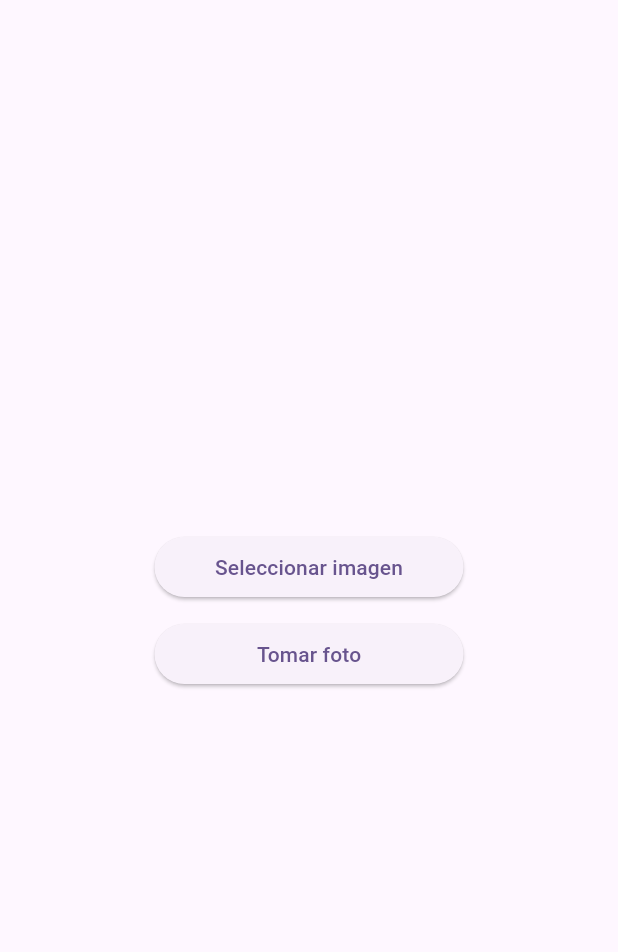
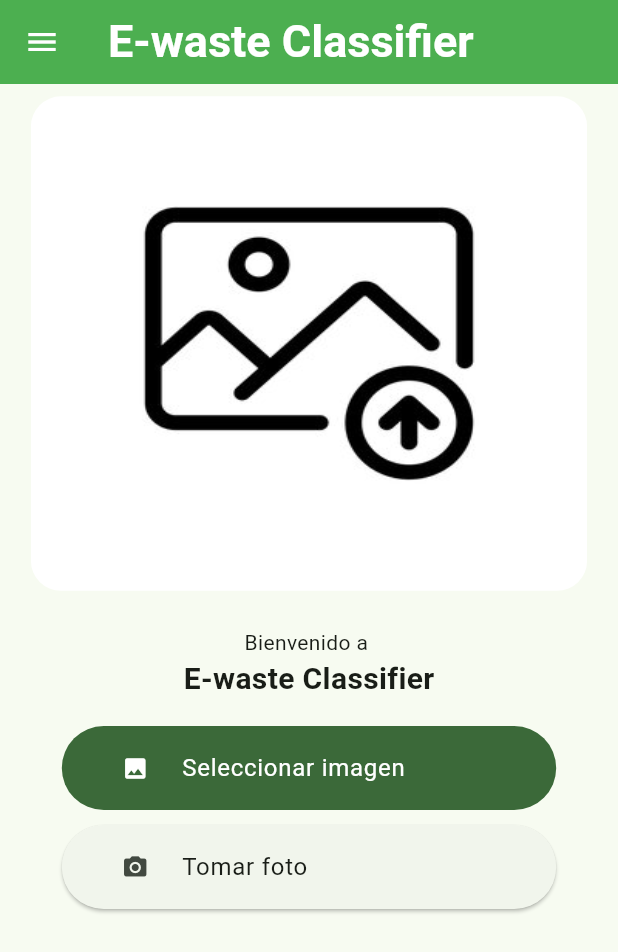
Before and after one commit to JuanNaCl/e-waste_recognition_gemini, a Flutter app: the screen it shows after launch, on a phone screen of 412 x 824 dp. Shown: the top 952 px of the screen. Run offline on Flutter 3.47's test engine with Material 3 defaults, Android fonts, the light colour scheme and no system bars; our stand-ins replace flutter_dotenv, go_router, google_fonts, google_generative_ai, image_picker, quickalert and 1 more.

Commit message:
minor fixes

```diff
--- a/lib/main.dart
+++ b/lib/main.dart
@@ -6,7 +6,7 @@ import 'package:proyecto_reconocimiento/config/router/app_router.dart';
 import 'provider/generate_content_provider.dart';
 
 Future main() async {
-  await dotenv.load();
+  await dotenv.load(fileName: '.env');
   runApp(const MyApp());
 }
 
@@ -21,7 +21,7 @@ class MyApp extends StatelessWidget {
       child: MaterialApp.router(
         debugShowCheckedModeBanner: false,
         theme: ThemeData(
-          colorScheme: ColorScheme.fromSeed(seedColor: Colors.deepPurple),
+          colorScheme: ColorScheme.fromSeed(seedColor: Colors.green),
           useMaterial3: true,
         ),
         routerConfig: appRouter,
--- a/lib/view/screens/appliance_screen.dart
+++ b/lib/view/screens/appliance_screen.dart
@@ -19,6 +19,7 @@ class _ApplianceScreenState extends State<ApplianceScreen> {
     return Scaffold(
       appBar: AppBar(
         backgroundColor: Colors.green,
+        foregroundColor: Colors.white,
         centerTitle: false,
         title: const Text('Electrodomésticos'),
       ),
--- a/lib/view/screens/batery_screen.dart
+++ b/lib/view/screens/batery_screen.dart
@@ -19,6 +19,7 @@ class _BatteryScreenState extends State<BatteryScreen> {
     return Scaffold(
       appBar: AppBar(
         backgroundColor: Colors.green,
+        foregroundColor: Colors.white,
         centerTitle: false,
         title: const Text('Baterías'),
       ),
--- a/lib/view/screens/cell_screen.dart
+++ b/lib/view/screens/cell_screen.dart
@@ -18,6 +18,7 @@ class _CellScreenState extends State<CellScreen> {
     return Scaffold(
       appBar: AppBar(
         backgroundColor: Colors.green,
+        foregroundColor: Colors.white,
         centerTitle: false,
         title: const Text('Pilas'),
       ),
--- a/lib/view/screens/computer_screen.dart
+++ b/lib/view/screens/computer_screen.dart
@@ -20,6 +20,7 @@ class _ComputerScreenState extends State<ComputerScreen> {
     return Scaffold(
       appBar: AppBar(
         backgroundColor: Colors.green,
+        foregroundColor: Colors.white,
         centerTitle: false,
         title: const Text('Computadores'),
       ),
--- a/lib/view/screens/other_screen.dart
+++ b/lib/view/screens/other_screen.dart
@@ -20,6 +20,7 @@ class _OtherScreenState extends State<OtherScreen> {
     return Scaffold(
       appBar: AppBar(
         backgroundColor: Colors.green,
+        foregroundColor: Colors.white,
         centerTitle: false,
         title: const Text('Más opciones'),
       ),
--- a/lib/view/screens/pick_image_screen.dart
+++ b/lib/view/screens/pick_image_screen.dart
@@ -1,8 +1,12 @@
 import 'dart:io';
 
 import 'package:flutter/material.dart';
+import 'package:flutter/widgets.dart';
 import 'package:go_router/go_router.dart';
+import 'package:google_fonts/google_fonts.dart';
 import 'package:image_picker/image_picker.dart';
+import 'package:quickalert/models/quickalert_type.dart';
+import 'package:quickalert/widgets/quickalert_dialog.dart';
 
 import '../../provider/generate_content_provider.dart';
 
@@ -31,6 +35,7 @@ class _PickImageScreenState extends State<PickImageScreen> {
   };
 
   File? _image;
+  bool _isImageLoaded = false;
   final picker = ImagePicker();
   static const prompt =
       'Te voy a enviar una imagen y debes decirme si la imagen enviada entra dentro de una de las siguientes categorias, "Baterias para carro" en ese caso respondeme con un 1, "Electrodomesticos" en ese caso respondeme con un 2, "Pilas" en ese caso respondeme con un 3, "Computadores o accesorios relacionados" en ese caso respondeme con un 4 y si no entra en ninguno de esas categorias respondeme con un 5';
@@ -82,60 +87,188 @@ class _PickImageScreenState extends State<PickImageScreen> {
   Widget build(BuildContext context) {
     final Size size = MediaQuery.of(context).size;
     return Scaffold(
-      body: Center(
+      appBar: AppBar(
+        backgroundColor: Colors.green,
+        foregroundColor: Colors.white,
+        centerTitle: false,
+        title: Text(
+          'E-waste Classifier',
+          style: GoogleFonts.mPlusRounded1c(
+              fontWeight: FontWeight.bold, fontSize: 30),
+        ),
+      ),
+      drawer: Drawer(
+        child: ListView(
+          padding: EdgeInsets.zero,
+          children: [
+            DrawerHeader(
+              decoration: const BoxDecoration(
+                color: Colors.green,
+              ),
+              child: Text(
+                'Menu',
+                style: GoogleFonts.mPlusRounded1c(
+                    color: Colors.white,
+                    fontSize: 45,
+                    fontWeight: FontWeight.bold),
+              ),
+            ),
+            ListTile(
+              title: Text('Baterías', style: GoogleFonts.mPlusRounded1c()),
+              onTap: () {
+                context.push('/battery');
+              },
+            ),
+            ListTile(
+              title: Text('Electrodomésticos',
+                  style: GoogleFonts.mPlusRounded1c()),
+              onTap: () {
+                context.push('/appliance');
+              },
+            ),
+            ListTile(
+              title: Text('Pilas', style: GoogleFonts.mPlusRounded1c()),
+              onTap: () {
+                context.push('/cell');
+              },
+            ),
+            ListTile(
+              title: Text('Computadores', style: GoogleFonts.mPlusRounded1c()),
+              onTap: () {
+                context.push('/computer');
+              },
+            ),
+            ListTile(
+              title: Text('Otros', style: GoogleFonts.mPlusRounded1c()),
+              onTap: () {
+                context.push('/other');
+              },
+            ),
+          ],
+        ),
+      ),
+      body: SingleChildScrollView(
+        child: Center(
           child: Column(
-          mainAxisAlignment: MainAxisAlignment.center,
+            mainAxisAlignment: MainAxisAlignment.start,
             children: [
               SizedBox(
-              width: size.width * 0.5,
-              //padding: const EdgeInsets.symmetric(vertical: 10.0),
-              child: ElevatedButton(
-                onPressed: getImageFromGallery,
-                child: const Text('Seleccionar imagen'),
+                height: size.height * 0.01,
+              ),
+              if (_image != null) ...[
+                SizedBox(
+                  height: size.height * 0.4,
+                  width: size.width * 0.9,
+                  child: ClipRRect(
+                    borderRadius: BorderRadius.circular(20),
+                    child: Image.file(
+                      _image!,
+                      fit: BoxFit.fill,
                     ),
                   ),
+                ),
+              ] else ...[
+                SizedBox(
+                  height: size.height * 0.4,
+                  width: size.width * 0.9,
+                  child: ClipRRect(
+                    borderRadius: BorderRadius.circular(20),
+                    child: Image.asset(
+                      'assets/images/uploadImage.jpeg',
+                      fit: BoxFit.fill,
+                    ),
+                  ),
+                ),
+              ],
+              SizedBox(
+                height: size.height * 0.03,
+              ),
+              Text(
+                'Bienvenido a ',
+                style: GoogleFonts.mPlusRounded1c(),
+              ),
+              Text(
+                'E-waste Classifier',
+                style: GoogleFonts.mPlusRounded1c(
+                    fontSize: 20, fontWeight: FontWeight.bold),
+              ),
+              SizedBox(
+                height: size.height * 0.02,
+              ),
+              SizedBox(
+                width: size.width * 0.8,
+                //padding: const EdgeInsets.symmetric(vertical: 10.0),
+                child: FilledButton(
+                    onPressed: () async {
+                      await getImageFromGallery();
+                      _image == null
+                          ? QuickAlert.show(
+                              context: context,
+                              type: QuickAlertType.error,
+                              text: 'No has seleccionado ninguna imagen',
+                            )
+                          : _isImageLoaded = true;
+                    },
+                    child: ListTile(
+                      leading: const Icon(
+                        Icons.image,
+                        color: Colors.white,
+                      ),
+                      title: Text(
+                        'Seleccionar imagen',
+                        style: GoogleFonts.mPlusRounded1c(color: Colors.white),
+                      ),
+                    )),
+              ),
               Container(
-              width: size.width * 0.5,
+                width: size.width * 0.8,
                 padding: const EdgeInsets.symmetric(vertical: 10.0),
                 child: ElevatedButton(
                   onPressed: getImageFromCamera,
-                child: const Text('Tomar foto'),
+                  child: const ListTile(
+                    leading: Icon(Icons.camera_alt),
+                    title: Text('Tomar foto'),
                   ),
                 ),
-            if (_image != null) ...[
-              SizedBox(
-                  height: 200,
-                  width: 200,
-                  child: Image.file(
-                    _image!,
-                    fit: BoxFit.contain,
-                  )),
+              ),
               Padding(
-                padding: const EdgeInsets.only(top: 10.0),
-                child: FutureBuilder(
-                    future: generateContentProvider!.describirImagen(prompt,
-                        _image == null ? './images/lior.jpeg' : _image!.path),
+                padding: const EdgeInsets.only(top: 10.0, left: 15, right: 15),
+                child: _isImageLoaded
+                    ? FutureBuilder(
+                        future: generateContentProvider!.describirImagen(
+                            prompt,
+                            _image == null
+                                ? './images/lior.jpeg'
+                                : _image!.path),
                         builder: (context, respuestaAsync) {
                           if (respuestaAsync.connectionState ==
                               ConnectionState.done) {
                             return Center(
                               child: Padding(
-                            padding: const EdgeInsets.symmetric(horizontal: 10.0),
+                                padding: const EdgeInsets.symmetric(
+                                    horizontal: 10.0),
                                 child: Column(
                                   children: [
                                     Text(
                                       textAlign: TextAlign.center,
-                                    "Se ha detectado ${_response[respuestaAsync.data?.trim() ?? '5']} \n Deseas ver los puntos de reciclaje cercanos para este tipo de elemento?"),
+                                      "Se ha detectado ${_response[respuestaAsync.data?.trim() ?? '5']} \n ¿Deseas ver los puntos de reciclaje cercanos para este tipo de elemento?",
+                                      style: GoogleFonts.mPlusRounded1c(),
+                                    ),
                                     Padding(
                                       padding: const EdgeInsets.only(top: 8.0),
                                       child: ElevatedButton(
                                         onPressed: () {
-                                      print(respuestaAsync.data?.trim() ?? '5');
+                                          print(respuestaAsync.data?.trim() ??
+                                              '5');
                                           context.push(
                                               '${_routes[respuestaAsync.data?.trim() ?? '5']}');
                                         },
-                                    child: const Text('Ver puntos de reciclaje'),
+                                        child: const Text(
+                                            'Ver puntos de reciclaje'),
                                       ),
+                                    ),
+                                    SizedBox(
+                                      height: size.height * 0.05,
                                     ),
                                   ],
                                 ),
@@ -144,10 +277,12 @@ class _PickImageScreenState extends State<PickImageScreen> {
                           } else {
                             return const CircularProgressIndicator();
                           }
-                    }),
+                        },
+                      )
+                    : null,
               ),
             ],
-          ],
+          ),
         ),
       ),
     );
--- a/pubspec.yaml
+++ b/pubspec.yaml
@@ -33,8 +33,10 @@ dependencies:
     sdk: flutter
   flutter_dotenv: ^5.1.0
   go_router: ^14.2.0
+  google_fonts: ^6.2.1
   google_generative_ai: ^0.4.3
   image_picker: ^1.1.2
+  quickalert: ^1.1.0
   webview_flutter: ^4.8.0
 
 dev_dependencies:
@@ -54,8 +56,8 @@ flutter:
 
   # To add assets to your application, add an assets section, like this:
   assets:
-    - assets/images/lior.jpeg
-    - assets/images/sushi.jpeg
+    - .env
+    - assets/images/
   # An image asset can refer to one or more resolution-specific "variants", see
   # https://flutter.dev/assets-and-images/#resolution-aware
   # For details regarding adding assets from package dependencies, see
```
Also changed, not shown: assets/images/SCR-20240615-qwnb.png (added), assets/images/uploadImage.jpeg (added), pubspec.lock, 3 other files. Lines whose indentation alone changed are shown as unchanged.
